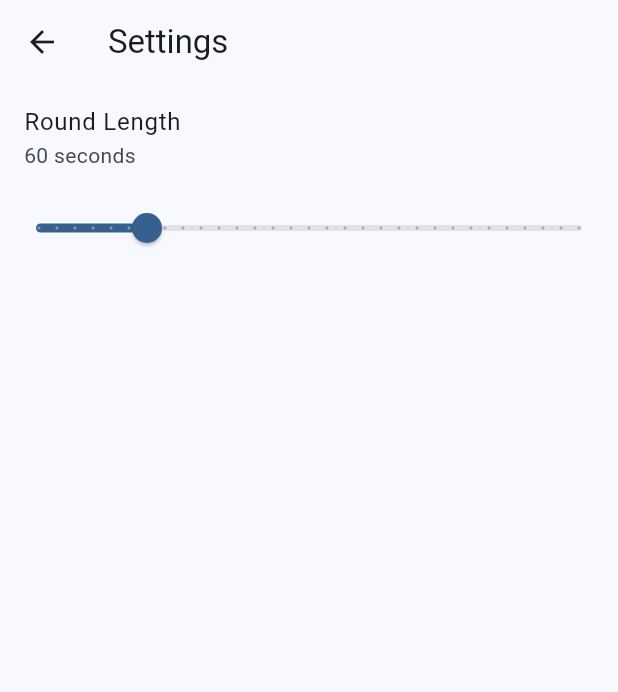
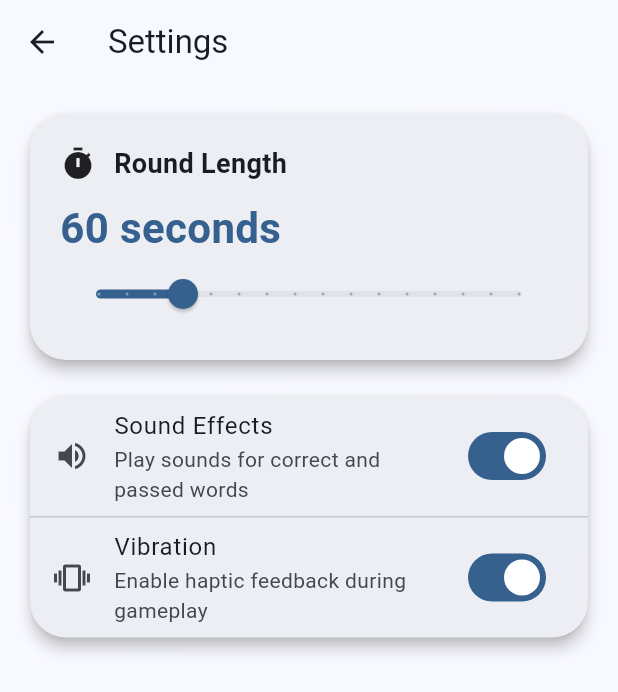
Before and after one commit to zachpfaltzgraff/PartyCharades, a Flutter app: the screen it shows after launch, after a tap on the "settings" icon, on a phone screen of 412 x 824 dp. Shown: the top 692 px of the screen. Run offline on Flutter 3.47's test engine with Material 3 defaults, Android fonts, the phone set to English and light mode, and no system bars; our stand-ins replace audioplayers, confetti, google_mobile_ads, isar, shared_preferences; accounts and stored records are empty; generated files the repository leaves out were written again; network calls fail.

Commit message:
settings page added in

```diff
--- a/party_charades/lib/pages/gameplay/game_recap_page.dart
+++ b/party_charades/lib/pages/gameplay/game_recap_page.dart
@@ -199,7 +199,10 @@ class _GameRecapPageState extends State<GameRecapPage> {
                               onPressed: () {
                                 Navigator.pop(context);
                               },
-                              child: const Text("Back to Decks"),
+                              child: const Text(
+                                "Back to Decks",
+                                style: TextStyle(color: Colors.white),
+                              ),
                             ),
                           ),
                         ],
--- a/party_charades/lib/pages/settings_page.dart
+++ b/party_charades/lib/pages/settings_page.dart
@@ -10,6 +10,9 @@ class SettingsPage extends StatefulWidget {
 
 class _SettingsPageState extends State<SettingsPage> {
   int roundLength = SettingsService.defaultRoundLength;
+  bool audioEnabled = SettingsService.defaultAudio;
+  bool hapticEnabled = SettingsService.defaultHaptic;
+  bool loading = true;
 
   @override
   void initState() {
@@ -18,14 +21,23 @@ class _SettingsPageState extends State<SettingsPage> {
   }
 
   Future<void> load() async {
-    roundLength = await SettingsService.getRoundLength();
+    final length = await SettingsService.getRoundLength();
 
-    if (mounted) {
-      setState(() {});
-    }
+    final audio = await SettingsService.getAudio();
+
+    final haptic = await SettingsService.getHaptic();
+
+    if (!mounted) return;
+
+    setState(() {
+      roundLength = length;
+      audioEnabled = audio;
+      hapticEnabled = haptic;
+      loading = false;
+    });
   }
 
-  Future<void> save(int value) async {
+  Future<void> updateRoundLength(int value) async {
     setState(() {
       roundLength = value;
     });
@@ -33,25 +45,128 @@ class _SettingsPageState extends State<SettingsPage> {
     await SettingsService.setRoundLength(value);
   }
 
+  Future<void> updateAudio(bool value) async {
+    setState(() {
+      audioEnabled = value;
+    });
+
+    await SettingsService.setAudio(value);
+  }
+
+  Future<void> updateHaptic(bool value) async {
+    setState(() {
+      hapticEnabled = value;
+    });
+
+    await SettingsService.setHaptic(value);
+  }
+
   @override
   Widget build(BuildContext context) {
+    if (loading) {
+      return const Scaffold(body: Center(child: CircularProgressIndicator()));
+    }
+
+    final colors = Theme.of(context).colorScheme;
+
     return Scaffold(
       appBar: AppBar(title: const Text("Settings")),
+
       body: ListView(
+        padding: const EdgeInsets.all(16),
+
         children: [
-          ListTile(
-            title: const Text("Round Length"),
-            subtitle: Text("$roundLength seconds"),
+          Card(
+            child: Padding(
+              padding: const EdgeInsets.all(20),
+
+              child: Column(
+                crossAxisAlignment: CrossAxisAlignment.start,
+
+                children: [
+                  Row(
+                    children: const [
+                      Icon(Icons.timer),
+
+                      SizedBox(width: 12),
+
+                      Text(
+                        "Round Length",
+                        style: TextStyle(
+                          fontSize: 18,
+                          fontWeight: FontWeight.bold,
                         ),
+                      ),
+                    ],
+                  ),
+
+                  const SizedBox(height: 10),
+
+                  Text(
+                    "$roundLength seconds",
+                    style: TextStyle(
+                      color: colors.primary,
+                      fontSize: 28,
+                      fontWeight: FontWeight.bold,
+                    ),
+                  ),
+
                   Slider(
                     value: roundLength.toDouble(),
+
                     min: 30,
+
                     max: 180,
-            divisions: 30,
+
+                    divisions: 15,
+
                     label: "$roundLength sec",
+
                     onChanged: (value) {
-              save(value.round());
+                      updateRoundLength(value.round());
                     },
+                  ),
+                ],
+              ),
+            ),
+          ),
+
+          const SizedBox(height: 16),
+
+          Card(
+            child: Column(
+              children: [
+                SwitchListTile(
+                  secondary: const Icon(Icons.volume_up),
+
+                  title: const Text("Sound Effects"),
+
+                  subtitle: const Text(
+                    "Play sounds for correct and passed words",
+                  ),
+
+                  value: audioEnabled,
+
+                  onChanged: updateAudio,
+                ),
+
+                const Divider(height: 1),
+
+                SwitchListTile(
+                  secondary: const Icon(Icons.vibration),
+
+                  title: const Text("Vibration"),
+
+                  subtitle: const Text(
+                    "Enable haptic feedback during gameplay",
+                  ),
+
+                  value: hapticEnabled,
+
+                  onChanged: updateHaptic,
+                ),
+              ],
+            ),
           ),
         ],
       ),
```
Lines whose indentation alone changed are shown as unchanged.
